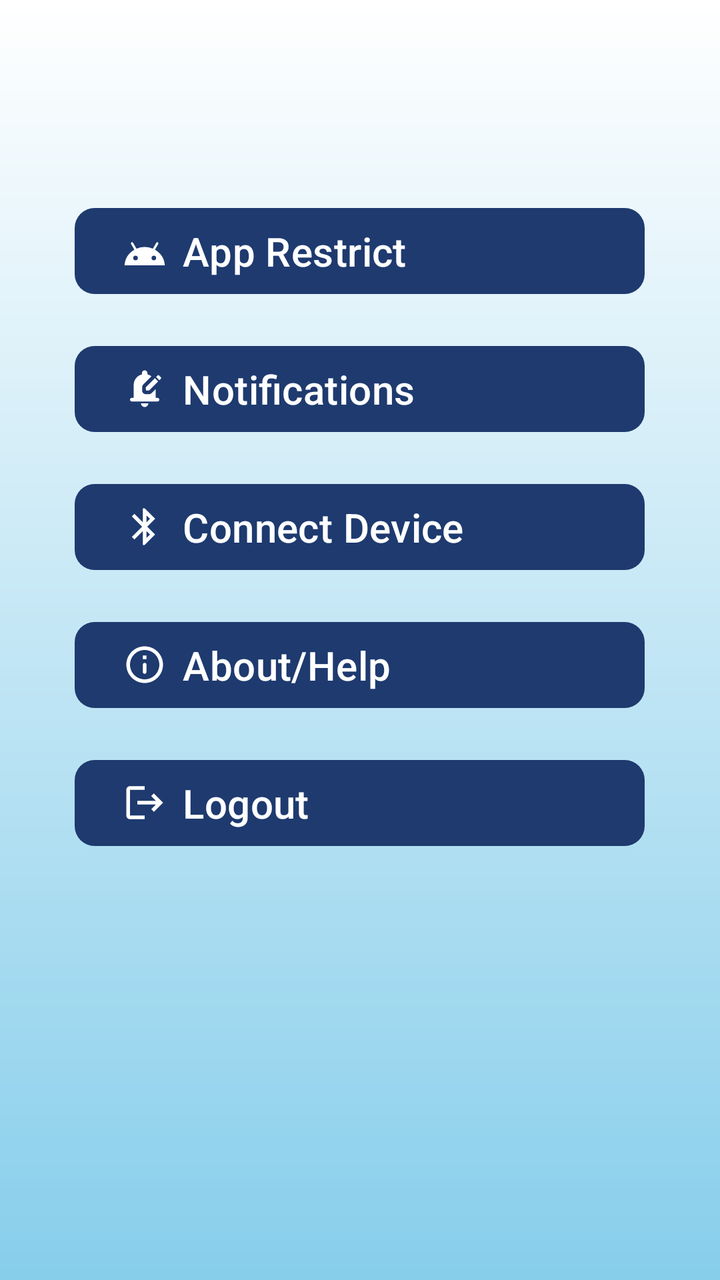
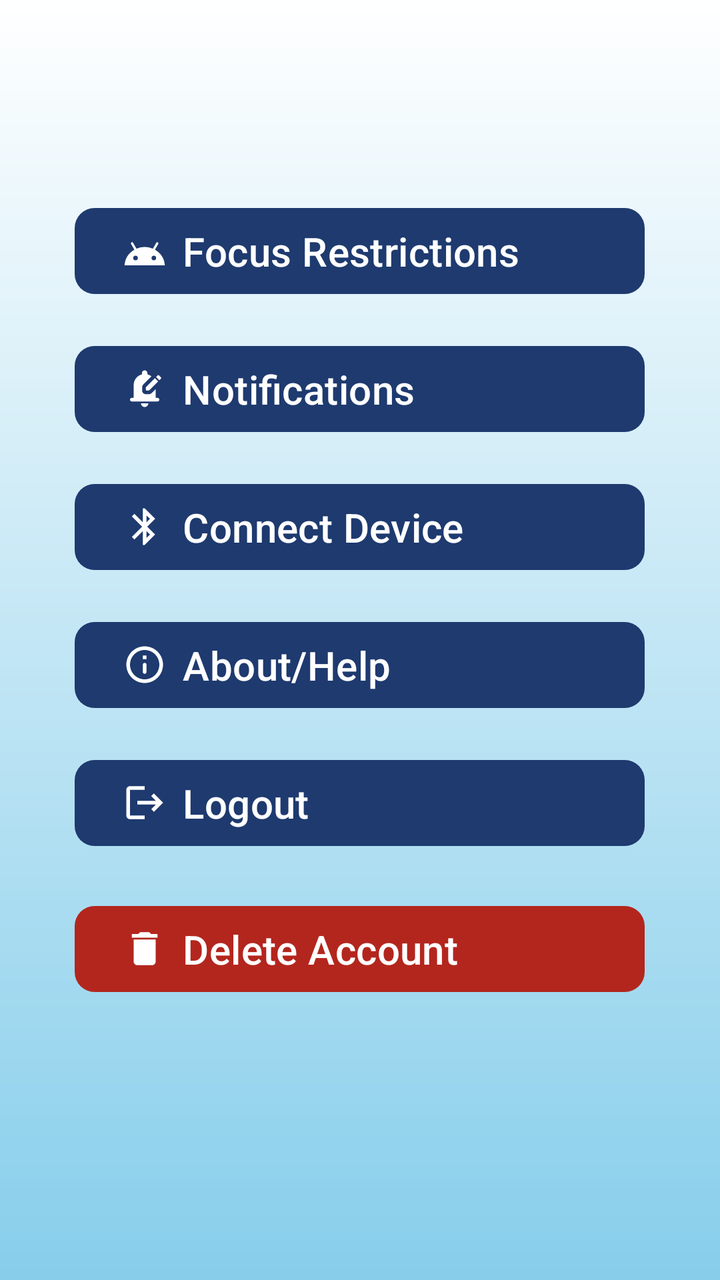

Before-and-after screenshots of an Android layout around one commit, followed by the original layout XML and the change that was made.
<!-- AndroidManifest.xml: application theme Theme.Zone -->
<!-- res/layout/settings_menu.xml -->
<?xml version="1.0" encoding="utf-8"?>
<androidx.constraintlayout.widget.ConstraintLayout
    xmlns:android="http://schemas.android.com/apk/res/android"
    xmlns:app="http://schemas.android.com/apk/res-auto"
    android:layout_width="match_parent"
    android:layout_height="match_parent">

    <LinearLayout
        android:layout_width="0dp"
        android:layout_height="0dp"

        android:orientation="vertical"
        app:layout_constraintBottom_toBottomOf="parent"
        app:layout_constraintEnd_toEndOf="parent"
        app:layout_constraintHorizontal_bias="0.0"
        app:layout_constraintStart_toStartOf="parent"
        app:layout_constraintTop_toTopOf="parent"
        app:layout_constraintVertical_bias="0.0">

        <com.google.android.material.button.MaterialButton
            android:id="@+id/appRestrictButton"
            android:layout_width="285dp"
            android:layout_height="wrap_content"
            android:layout_gravity="center"
            android:layout_marginTop="100dp"
            android:gravity="center|start"
            android:paddingTop="8dp"
            android:paddingBottom="8dp"
            android:text="App Restrict"
            android:textColor="@color/white"
            android:textSize="20sp"
            app:backgroundTint="@color/zone_primary"
            app:cornerRadius="10dp"
            app:icon="@drawable/icon_android_black_24dp"
            app:iconGravity="start"
            app:iconPadding="8dp"
            app:iconSize="22dp"
            app:iconTint="@color/white" />

        <com.google.android.material.button.MaterialButton
            android:id="@+id/notificationsButton"
            android:layout_width="285dp"
            android:layout_height="wrap_content"
            android:layout_gravity="center"
            android:layout_marginTop="18dp"
            android:gravity="center|start"
            android:paddingTop="8dp"
            android:paddingBottom="8dp"
            android:text="Notifications"
            android:textColor="@color/white"
            android:textSize="20sp"
            app:cornerRadius="10dp"
            app:icon="@drawable/icon_round_edit_notifications_24"
            app:iconGravity="start"
            app:iconPadding="8dp"
            app:iconSize="22dp"
            app:iconTint="@color/white" />

        <com.google.android.material.button.MaterialButton
            android:id="@+id/connectDeviceButton"
            android:layout_width="285dp"
            android:layout_height="wrap_content"
            android:layout_gravity="center"
            android:layout_marginTop="18dp"
            android:gravity="center|start"
            android:paddingTop="8dp"
            android:paddingBottom="8dp"
            android:text="Connect Device"
            android:textColor="@color/white"
            android:textSize="20sp"
            app:cornerRadius="10dp"
            app:icon="@drawable/icon_outline_bluetooth_24"
            app:iconGravity="start"
            app:iconPadding="8dp"
            app:iconSize="22dp"
            app:iconTint="@color/white" />

        <com.google.android.material.button.MaterialButton
            android:id="@+id/aboutHelpButton"
            android:layout_width="285dp"
            android:layout_height="wrap_content"
            android:layout_gravity="center"
            android:layout_marginTop="18dp"
            android:gravity="center|start"
            android:paddingTop="8dp"
            android:paddingBottom="8dp"
            android:text="About/Help"
            android:textColor="@color/white"
            android:textSize="20sp"
            app:cornerRadius="10dp"
            app:icon="@drawable/icon_round_info_outline_24"
            app:iconGravity="start"
            app:iconPadding="8dp"
            app:iconSize="22dp"
            app:iconTint="@color/white" />


        <com.google.android.material.button.MaterialButton
            android:id="@+id/logoutButton"
            android:layout_width="285dp"
            android:layout_height="wrap_content"
            android:layout_gravity="center"
            android:layout_marginTop="18dp"
            android:layout_marginBottom="18dp"
            android:gravity="center|start"
            android:paddingTop="8dp"
            android:paddingBottom="8dp"
            android:text="Logout"
            android:textColor="@color/white"
            android:textSize="20sp"
            app:cornerRadius="10dp"
            app:icon="@drawable/icon_baseline_logout_24"
            app:iconGravity="start"
            app:iconPadding="8dp"
            app:iconSize="22dp"
            app:iconTint="@color/white" />

    </LinearLayout>

</androidx.constraintlayout.widget.ConstraintLayout>
<!-- resources referenced by this layout -->
<resources>
  <color name="white">#FFFFFFFF</color>
  <color name="zone_primary">#1E3A6F</color>
  <!-- drawable icon_android_black_24dp (drawable) -->
  <vector xmlns:android="http://schemas.android.com/apk/res/android" android:height="24dp" android:tint="#000000" android:viewportHeight="24" android:viewportWidth="24" android:width="24dp">
          
      <path android:fillColor="#FF000000" android:pathData="M17.6,11.48 L19.44,8.3a0.63,0.63 0,0 0,-1.09 -0.63l-1.88,3.24a11.43,11.43 0,0 0,-8.94 0L5.65,7.67a0.63,0.63 0,0 0,-1.09 0.63L6.4,11.48A10.81,10.81 0,0 0,1 20L23,20A10.81,10.81 0,0 0,17.6 11.48ZM7,17.25A1.25,1.25 0,1 1,8.25 16,1.25 1.25,0 0,1 7,17.25ZM17,17.25A1.25,1.25 0,1 1,18.25 16,1.25 1.25,0 0,1 17,17.25Z"/>
      
  </vector>
  <!-- drawable icon_baseline_logout_24 (drawable) -->
  <vector xmlns:android="http://schemas.android.com/apk/res/android" android:autoMirrored="true" android:height="24dp" android:tint="#000000" android:viewportHeight="24" android:viewportWidth="24" android:width="24dp">
        
      <path android:fillColor="@android:color/white" android:pathData="M17,7l-1.41,1.41L18.17,11H8v2h10.17l-2.58,2.58L17,17l5,-5zM4,5h8V3H4c-1.1,0 -2,0.9 -2,2v14c0,1.1 0.9,2 2,2h8v-2H4V5z"/>
      
  </vector>
  <!-- drawable icon_outline_bluetooth_24 (drawable) -->
  <vector xmlns:android="http://schemas.android.com/apk/res/android" android:height="24dp" android:tint="#000000" android:viewportHeight="960" android:viewportWidth="960" android:width="24dp">
        
      <path android:fillColor="@android:color/white" android:pathData="M440,880L440,576L256,760L200,704L424,480L200,256L256,200L440,384L440,80L480,80L708,308L536,480L708,652L480,880L440,880ZM520,384L596,308L520,234L520,384ZM520,726L596,652L520,576L520,726Z"/>
      
  </vector>
  <!-- drawable icon_round_info_outline_24 (drawable) -->
  <vector xmlns:android="http://schemas.android.com/apk/res/android" android:height="24dp" android:tint="#000000" android:viewportHeight="24" android:viewportWidth="24" android:width="24dp">
        
      <path android:fillColor="@android:color/white" android:pathData="M11,7h2v2h-2zM12,17c0.55,0 1,-0.45 1,-1v-4c0,-0.55 -0.45,-1 -1,-1s-1,0.45 -1,1v4c0,0.55 0.45,1 1,1zM12,2C6.48,2 2,6.48 2,12s4.48,10 10,10 10,-4.48 10,-10S17.52,2 12,2zM12,20c-4.41,0 -8,-3.59 -8,-8s3.59,-8 8,-8 8,3.59 8,8 -3.59,8 -8,8z"/>
      
  </vector>
  <style name="Theme.Zone" parent="Base.Theme.Zone" />
  <color name="zone_heart">#D8325A</color>
  <color name="zone_surface">#FFF1F4</color>
  <color name="zone_text_primary">#231F22</color>
  <color name="zone_text_secondary">#655D62</color>
  <!-- drawable background_gradient (drawable) -->
  <?xml version="1.0" encoding="utf-8"?>
  <shape xmlns:android="http://schemas.android.com/apk/res/android"
      android:shape="rectangle">
      <gradient
          android:startColor="@color/white"
          android:endColor="@color/sky_blue"
          android:angle="270" />
  </shape>
  <style name="Widget.Zone.ActionBar" parent="Widget.AppCompat.ActionBar">
          <item name="background">@android:color/transparent</item>
          <item name="elevation">0dp</item>
      </style>
  <color name="sky_blue">#87CEEB</color>
  <!-- unchanged entries left out for length: 2 -->
</resources>

<!-- the commit's change to res/layout/settings_menu.xml (unified diff, before → after) -->
@@ -26,7 +26,7 @@
             android:gravity="center|start"
             android:paddingTop="8dp"
             android:paddingBottom="8dp"
-            android:text="App Restrict"
+            android:text="Focus Restrictions"
             android:textColor="@color/white"
             android:textSize="20sp"
             app:backgroundTint="@color/zone_primary"
@@ -115,6 +115,27 @@
             app:iconSize="22dp"
             app:iconTint="@color/white" />
 
+        <com.google.android.material.button.MaterialButton
+            android:id="@+id/deleteAccountButton"
+            android:layout_width="285dp"
+            android:layout_height="wrap_content"
+            android:layout_gravity="center"
+            android:layout_marginTop="4dp"
+            android:layout_marginBottom="90dp"
+            android:gravity="center|start"
+            android:paddingTop="8dp"
+            android:paddingBottom="8dp"
+            android:text="Delete Account"
+            android:textColor="@color/white"
+            android:textSize="20sp"
+            app:backgroundTint="@color/zone_alert"
+            app:cornerRadius="10dp"
+            app:icon="@drawable/ic_delete"
+            app:iconGravity="start"
+            app:iconPadding="8dp"
+            app:iconSize="22dp"
+            app:iconTint="@color/white" />
+
     </LinearLayout>
 
 </androidx.constraintlayout.widget.ConstraintLayout>
<!-- resource entries referenced after the edit -->
@@ -1,7 +1,19 @@
 <!-- resources referenced by this layout -->
 <resources>
   <color name="white">#FFFFFFFF</color>
+  <color name="zone_alert">#B3261E</color>
   <color name="zone_primary">#1E3A6F</color>
+  <!-- drawable ic_delete (drawable) -->
+  <vector xmlns:android="http://schemas.android.com/apk/res/android"
+      android:width="24dp"
+      android:height="24dp"
+      android:viewportWidth="24"
+      android:viewportHeight="24"
+      android:tint="@color/zone_warning">
+    <path
+        android:fillColor="@android:color/white"
+        android:pathData="M6,19c0,1.1 0.9,2 2,2h8c1.1,0 2,-0.9 2,-2V7H6v12zM19,4h-3.5l-1,-1h-5l-1,1H5v2h14V4z"/>
+  </vector>
   <!-- drawable icon_android_black_24dp (drawable) -->
   <vector xmlns:android="http://schemas.android.com/apk/res/android" android:height="24dp" android:tint="#000000" android:viewportHeight="24" android:viewportWidth="24" android:width="24dp">
           
@@ -27,6 +39,7 @@
       
   </vector>
   <style name="Theme.Zone" parent="Base.Theme.Zone" />
+  <color name="zone_warning">#B24B24</color>
   <color name="zone_heart">#D8325A</color>
   <color name="zone_surface">#FFF1F4</color>
   <color name="zone_text_primary">#231F22</color>
